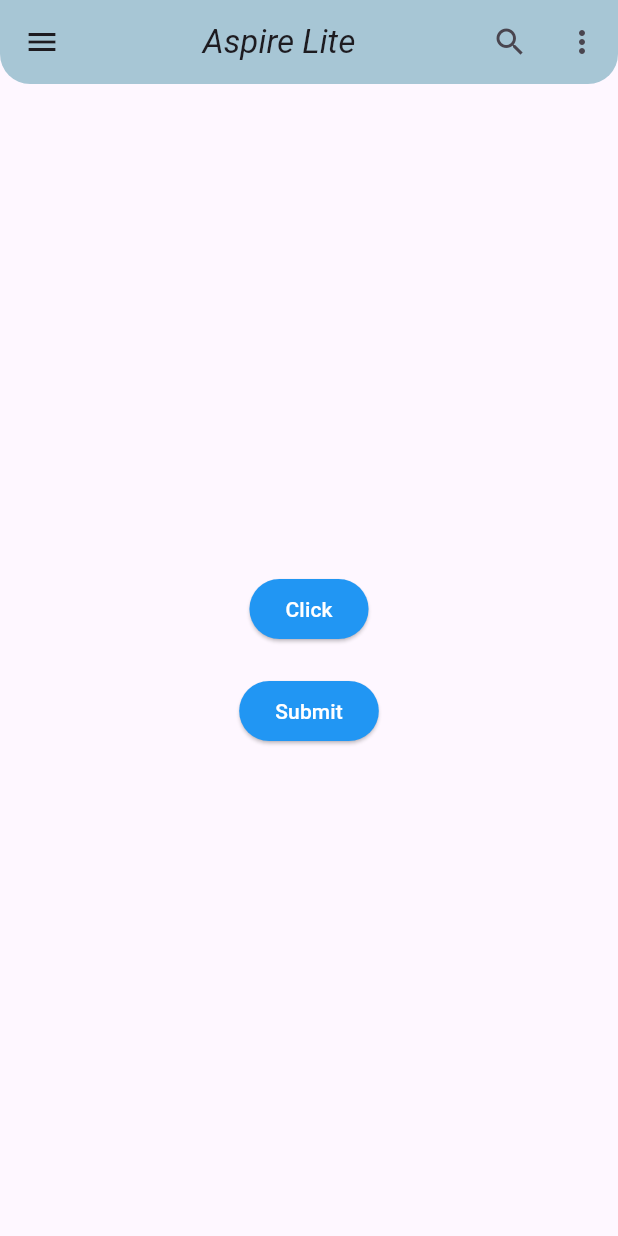
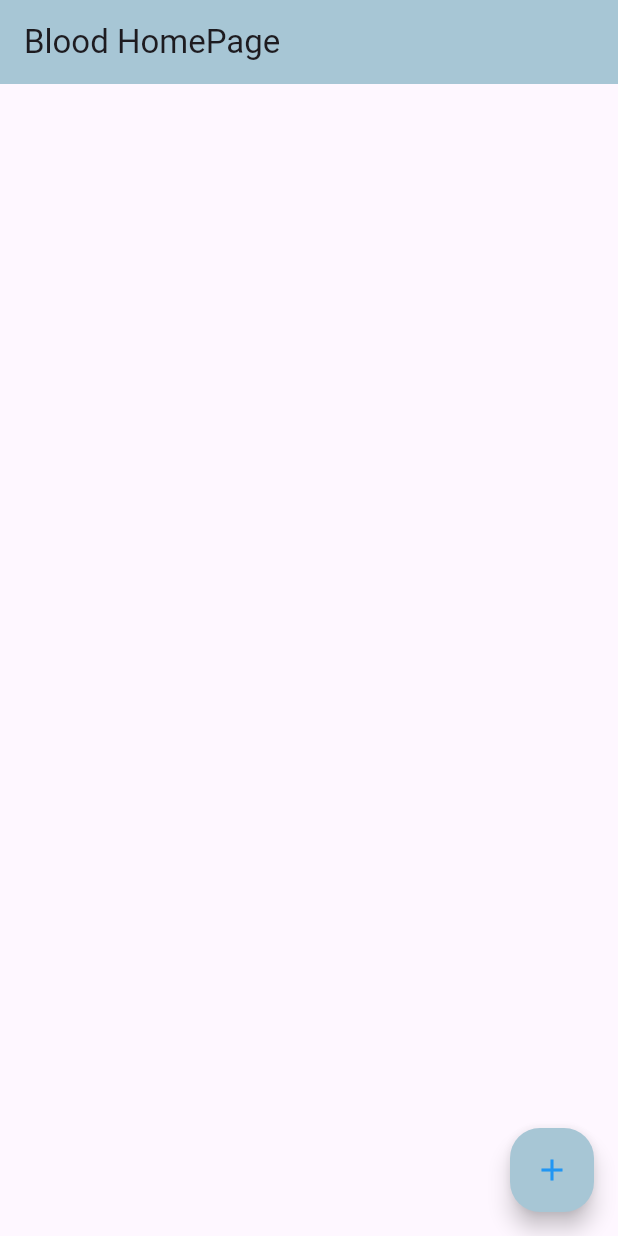
Before and after one commit to anjalaju/Dempro, a Flutter app: the screen it shows after launch, on a phone screen of 412 x 824 dp. Run offline on Flutter 3.47's test engine with Material 3 defaults, Android fonts, the phone set to English and light mode, and no system bars; key blocks and very long unbroken strings in the code were emptied for the run.

Commit message:
17/3/2025

```diff
--- /dev/null
+++ b/lib/blood_donation/blood_homepage.dart
@@ -0,0 +1,35 @@
+import 'package:dempro/blood_donation/add_userpage.dart';
+import 'package:flutter/material.dart';
+
+class BloodHomePage extends StatefulWidget {
+  const BloodHomePage({super.key});
+
+  @override
+  State<BloodHomePage> createState() => _BloodHomePageState();
+}
+
+class _BloodHomePageState extends State<BloodHomePage> {
+  @override
+  Widget build(BuildContext context) {
+    return Scaffold(
+      appBar: AppBar(
+        title: const Text("Blood HomePage"),
+        backgroundColor: const Color.fromARGB(255, 167, 198, 213),
+      ),
+      floatingActionButton: FloatingActionButton(
+        onPressed: () {
+          Navigator.push(
+              context,
+              MaterialPageRoute(
+                builder: (context) => const AddUserPage(),
+              ));
+        },
+        shape: RoundedRectangleBorder(borderRadius: BorderRadius.circular(20)),
+        foregroundColor: Colors.blue,
+        backgroundColor: const Color.fromARGB(255, 167, 198, 213),
+        tooltip: 'Add Groups',
+        child: const Icon(Icons.add),
+      ),
+    );
+  }
+}
--- a/lib/main.dart
+++ b/lib/main.dart
@@ -1,4 +1,5 @@
-import 'package:dempro/navigation.dart';
+import 'package:dempro/blood_donation/add_userpage.dart';
+import 'package:dempro/blood_donation/blood_homepage.dart';
 import 'package:flutter/material.dart';
 
 void main() {
@@ -11,8 +12,8 @@ class MyApp extends StatelessWidget {
   @override
   Widget build(BuildContext context) {
     return const MaterialApp(debugShowCheckedModeBanner: false,
-      // home: Exer(),
-      home: NaviPage(),
+      home: BloodHomePage(),
+      // home: AddUserPage(),
     );
   }
 }
--- a/lib/tab.dart
+++ b/lib/tab.dart
@@ -40,7 +40,6 @@ class _TabbState extends State<Tabb> {
             indicatorSize: TabBarIndicatorSize.label,
             // isScrollable: true,
           ),
-          backgroundColor: const Color.fromARGB(255, 167, 198, 213),
           title: const Center(
               child: Text(
             "Aspire Lite",
--- a/lib/textfield.dart
+++ b/lib/textfield.dart
@@ -50,7 +50,7 @@ class _FieldTextState extends State<FieldText> {
 // labelText: "Username",
                 hintText: "Password",
                 border: OutlineInputBorder(
-                    borderRadius: BorderRadius.circular(10),
+                    borderRadius: BorderRadius.circular(30),
                     borderSide: const BorderSide(color: Colors.red)),
                 focusedBorder: const OutlineInputBorder(
                   borderSide: BorderSide(color: Colors.red, width: 2),
@@ -58,18 +58,16 @@ class _FieldTextState extends State<FieldText> {
                 enabledBorder: const OutlineInputBorder(
                   borderSide: BorderSide(color: Colors.green, width: 2),
                 ),
-                // border: OutlineInputBorder()
               ),
               maxLength: 10,
             ),
             TextFormField(
-                // controller: passwordcontroller,
 
                 decoration: InputDecoration(
               fillColor: Colors.white,
               filled: true,
               border: OutlineInputBorder(
-                borderRadius: BorderRadius.circular(10),
+                borderRadius: BorderRadius.circular(30),
               ),
               hintText: ("Enter Your Password"),
               prefixIcon: const Icon(Icons.lock),
```
Also changed, not shown: lib/blood_donation/add_userpage.dart (added, +107 -0 lines).
